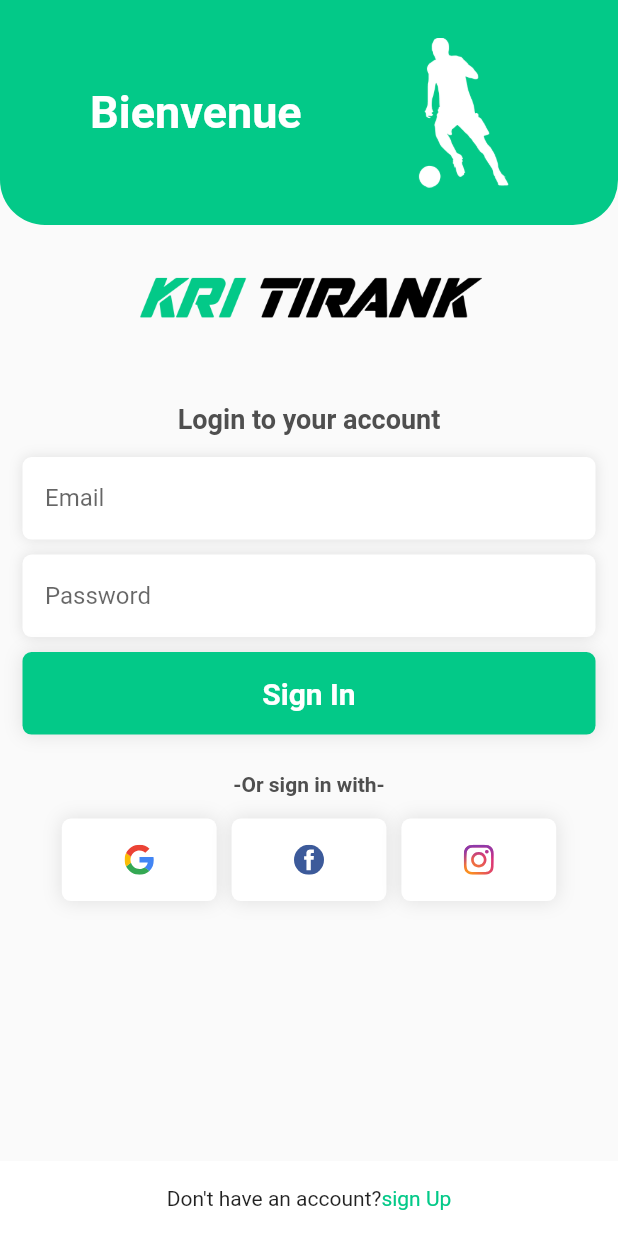
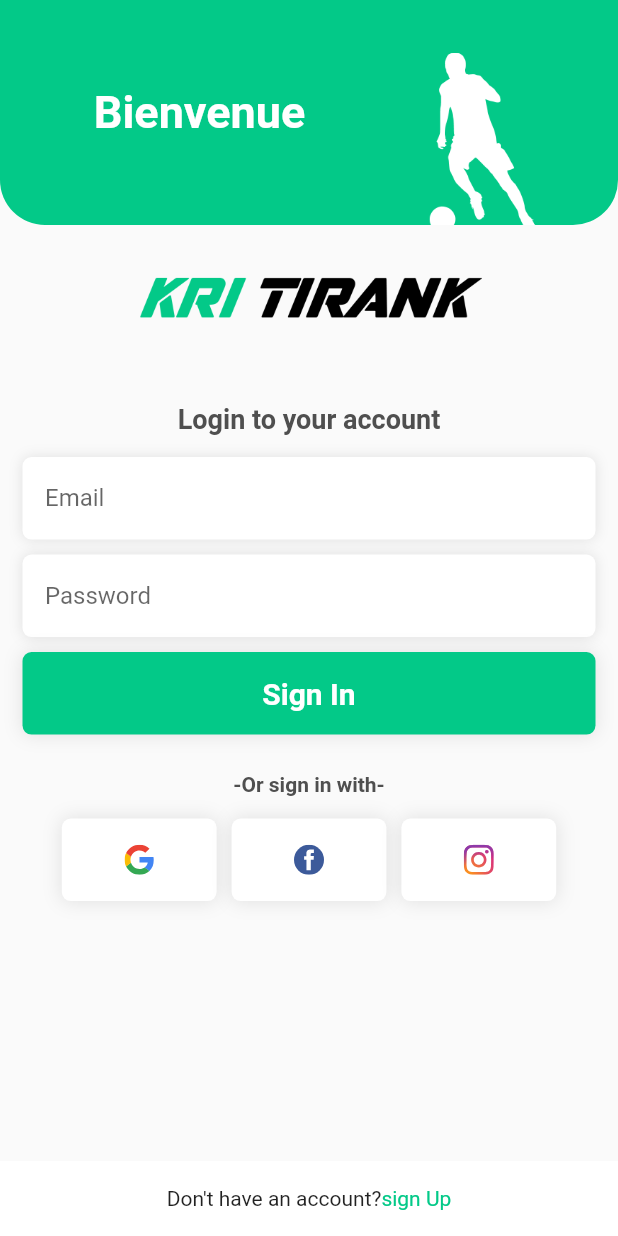
Before and after one commit to ilhamelamdibih/front-mobile-field-reservation, a Flutter app: the LoginView screen opened directly, on a phone screen of 412 x 824 dp. Run offline on Flutter 3.47's test engine with Material 2 defaults, Android fonts, the phone set to English and light mode, and no system bars; our stand-ins replace flutter_svg, get, hexcolor.

Commit message:
modifier login header

```diff
--- a/lib/view/login.view.dart
+++ b/lib/view/login.view.dart
@@ -1,8 +1,10 @@
 import 'package:flutter/material.dart';
 import 'package:my_project/utils/global.colors.dart';
+import 'package:my_project/view/splash.view.dart';
 import 'package:my_project/view/widgets/social.login.dart';
 import 'package:my_project/view/widgets/text.form.global.dart';
 import 'package:my_project/view/widgets/button.global.dart';
+import 'package:get/get.dart';
 
 class LoginView extends StatelessWidget {
   LoginView({super.key});
@@ -17,7 +19,7 @@ class LoginView extends StatelessWidget {
           child: Container(
             width: double.infinity,
             child: Column(
-              crossAxisAlignment: CrossAxisAlignment.start,
+              crossAxisAlignment: CrossAxisAlignment.center,
                   children: [
                     Container(
                       height: 150,
@@ -28,11 +30,12 @@ class LoginView extends StatelessWidget {
                         bottomRight: Radius.circular(30),
                        ),
                        ),
-                        child: Row(
+                        child:   Row(
                           children: [
                             const Expanded(
                               child: Padding(
-                                padding: EdgeInsets.only(left: 60),
+                                padding: EdgeInsets.only(left :60.0),
+                                child: Center(
                                   child: Text(
                                     'Bienvenue',
                                     style: TextStyle(
@@ -43,13 +46,23 @@ class LoginView extends StatelessWidget {
                                   ),
                                 ),
                               ),
+                            ),
                            Expanded(
+                            child: Stack(
+
+                              children: [
+                                Positioned(
+                                  right: 30,
+                                  bottom: -5,
                                   child: Image.asset(
                                     'assets/images/login2.png',
-                                width: 100,
-                                height: 100,
+                                    width: 120,
+                                    height: 120,
                                   ),
                                 ),
+                              ],
+                            ),
+                          )
                           ],
                         ),
                       ),
@@ -135,6 +148,9 @@ class LoginView extends StatelessWidget {
                 'Don\'t have an account?',
                 ),
                 InkWell(
+                  onTap: (){
+                    Get.to(const SplashView());
+                  },
                   child: Text(
                     'sign Up',
                     style: TextStyle(
```
Lines whose indentation alone changed are shown as unchanged.
